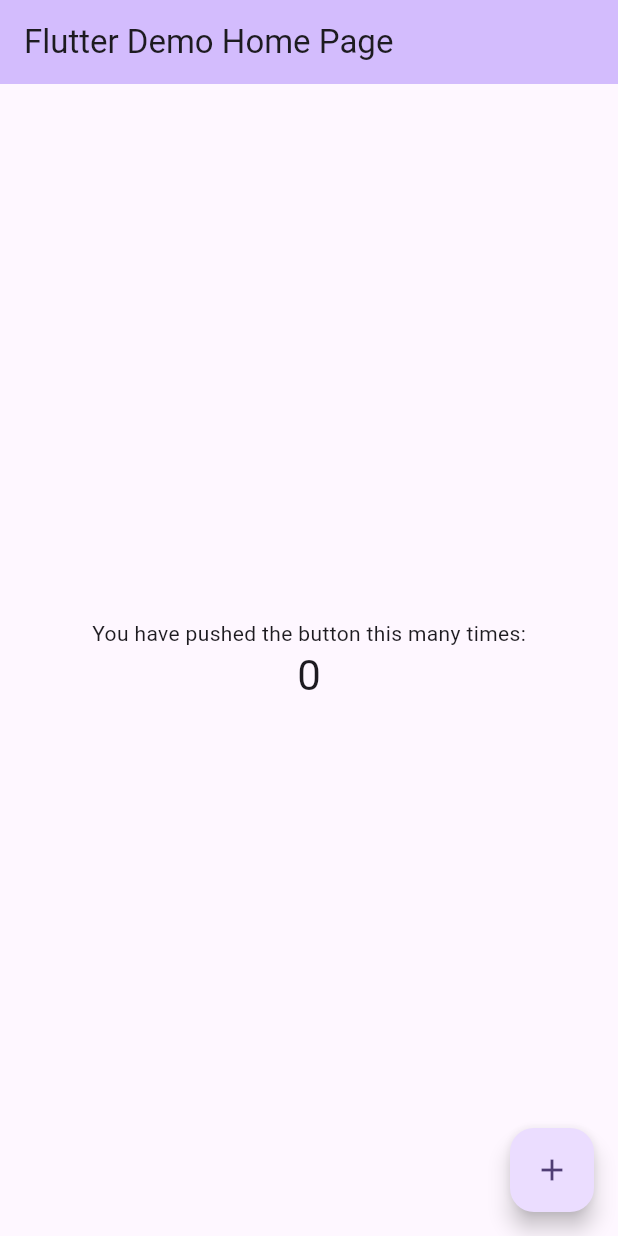
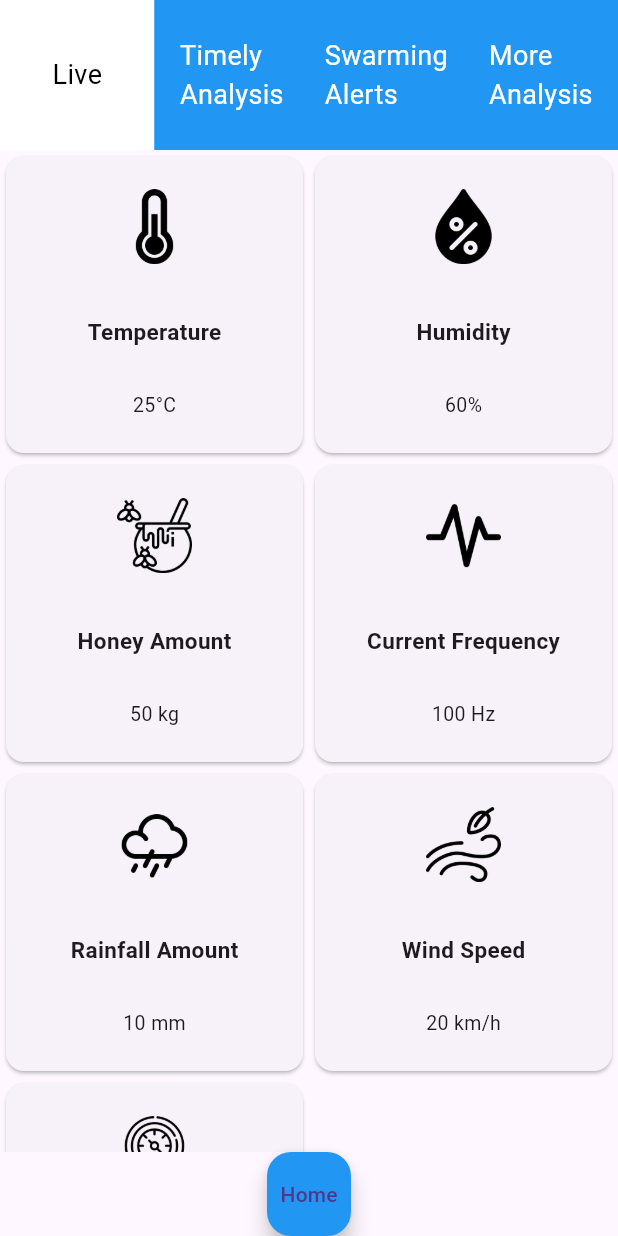
Before and after one commit to IsharaPallawattha/BeeKeep, a Flutter app: the screen it shows after launch, on a phone screen of 412 x 824 dp. Run offline on Flutter 3.47's test engine with Material 3 defaults, Android fonts, the phone set to English and light mode, and no system bars.

Commit message:
Created live.dart page

```diff
--- /dev/null
+++ b/lib/live.dart
@@ -0,0 +1,204 @@
+import 'package:flutter/material.dart';
+
+class MyApp extends StatelessWidget {
+  @override
+  Widget build(BuildContext context) {
+    return MaterialApp(
+      home: LivePage(),
+    );
+  }
+}
+
+class LivePage extends StatelessWidget {
+  @override
+  Widget build(BuildContext context) {
+    return Scaffold(
+      body: Column(
+        children: <Widget>[
+          Container(
+            color: Colors.blue,
+            height: 100, // Adjust the height as needed
+            child: Row(
+              mainAxisAlignment: MainAxisAlignment.spaceAround,
+              children: <Widget>[
+                TopPanelItem(
+                  title: 'Live',
+                  isSelected: true,
+                  onTap: () {
+                    // Do nothing as we're already in the Live page
+                  },
+                ),
+                TopPanelItem(
+                  title: 'Timely\nAnalysis',
+                  onTap: () {
+                    // Navigate to Timely Analysis page
+                    Navigator.push(
+                      context,
+                      MaterialPageRoute(
+                          builder: (context) => TimelyAnalysisPage()),
+                    );
+                  },
+                ),
+                TopPanelItem(
+                  title: 'Swarming\nAlerts',
+                  onTap: () {
+                    // Navigate to Swarming Alerts page
+                    Navigator.push(
+                      context,
+                      MaterialPageRoute(
+                          builder: (context) => SwarmingAlertsPage()),
+                    );
+                  },
+                ),
+                TopPanelItem(
+                  title: 'More\nAnalysis',
+                  onTap: () {
+                    // Navigate to More Analysis page
+                    Navigator.push(
+                      context,
+                      MaterialPageRoute(
+                          builder: (context) => MoreAnalysisPage()),
+                    );
+                  },
+                ),
+              ],
+            ),
+          ),
+          Expanded(
+            child: GridView.count(
+              crossAxisCount: 2,
+              children: const <Widget>[
+                InfoCard(
+                  title: 'Temperature',
+                  icon: 'assets/thermometer.png',
+                  value: '25°C',
+                ),
+                InfoCard(
+                  title: 'Humidity',
+                  icon: 'assets/humidity.png',
+                  value: '60%',
+                ),
+                InfoCard(
+                  title: 'Honey Amount',
+                  icon: 'assets/honey.png',
+                  value: '50 kg',
+                ),
+                InfoCard(
+                  title: 'Current Frequency',
+                  icon: 'assets/frequency.png',
+                  value: '100 Hz',
+                ),
+                InfoCard(
+                  title: 'Rainfall Amount',
+                  icon: 'assets/rain.png',
+                  value: '10 mm',
+                ),
+                InfoCard(
+                  title: 'Wind Speed',
+                  icon: 'assets/wind.png',
+                  value: '20 km/h',
+                ),
+                InfoCard(
+                  title: 'Atmospheric Pressure',
+                  icon: 'assets/pressure-gauge.png',
+                  value: '1013 hPa',
+                ),
+              ],
+            ),
+          ),
+          Positioned(
+            bottom: 16.0,
+            right: 16.0,
+            child: FloatingActionButton(
+              onPressed: () {
+                // Navigate back to the Home page
+                Navigator.pop(context);
+              },
+              backgroundColor: Colors.blue,
+              child: Text('Home'),
+            ),
+          ),
+        ],
+      ),
+    );
+  }
+}
+
+class TopPanelItem extends StatelessWidget {
+  final String title;
+  final bool isSelected;
+  final VoidCallback onTap;
+
+  const TopPanelItem({
+    required this.title,
+    this.isSelected = false,
+    required this.onTap,
+  });
+
+  @override
+  Widget build(BuildContext context) {
+    return Expanded(
+      child: GestureDetector(
+        onTap: onTap,
+        child: Container(
+          color: isSelected ? Colors.white : Colors.blue,
+          child: Center(
+            child: Text(
+              title,
+              style: TextStyle(
+                color: isSelected ? Colors.black : Colors.white,
+                fontSize: 18,
+              ),
+            ),
+          ),
+        ),
+      ),
+    );
+  }
+}
+
+class InfoCard extends StatelessWidget {
+  final String title;
+  final String icon;
+  final String value;
+
+  const InfoCard({
+    required this.title,
+    required this.icon,
+    required this.value,
+  });
+
+  @override
+  Widget build(BuildContext context) {
+    return Card(
+      child: Padding(
+        padding: const EdgeInsets.all(16.0),
+        child: Column(
+          mainAxisAlignment: MainAxisAlignment.spaceAround,
+          children: <Widget>[
+            Image.asset(
+              icon,
+              width: 50,
+              height: 50,
+            ),
+            SizedBox(height: 10),
+            Text(
+              title,
+              style: TextStyle(
+                fontSize: 15,
+                fontWeight: FontWeight.bold,
+              ),
+            ),
+            SizedBox(height: 5),
+            Text(
+              value,
+              style: TextStyle(
+                fontSize: 13,
+              ),
+            ),
+          ],
+        ),
+      ),
+    );
+  }
+}
--- a/lib/main.dart
+++ b/lib/main.dart
@@ -1,125 +1,6 @@
 import 'package:flutter/material.dart';
+import 'live.dart';
 
 void main() {
-  runApp(const MyApp());
+  runApp(MyApp());
 }
-
-class MyApp extends StatelessWidget {
-  const MyApp({super.key});
-
-  // This widget is the root of your application.
-  @override
-  Widget build(BuildContext context) {
-    return MaterialApp(
-      title: 'Flutter Demo',
-      theme: ThemeData(
-        // This is the theme of your application.
-        //
-        // TRY THIS: Try running your application with "flutter run". You'll see
-        // the application has a purple toolbar. Then, without quitting the app,
-        // try changing the seedColor in the colorScheme below to Colors.green
-        // and then invoke "hot reload" (save your changes or press the "hot
-        // reload" button in a Flutter-supported IDE, or press "r" if you used
-        // the command line to start the app).
-        //
-        // Notice that the counter didn't reset back to zero; the application
-        // state is not lost during the reload. To reset the state, use hot
-        // restart instead.
-        //
-        // This works for code too, not just values: Most code changes can be
-        // tested with just a hot reload.
-        colorScheme: ColorScheme.fromSeed(seedColor: Colors.deepPurple),
-        useMaterial3: true,
-      ),
-      home: const MyHomePage(title: 'Flutter Demo Home Page'),
-    );
-  }
-}
-
-class MyHomePage extends StatefulWidget {
-  const MyHomePage({super.key, required this.title});
-
-  // This widget is the home page of your application. It is stateful, meaning
-  // that it has a State object (defined below) that contains fields that affect
-  // how it looks.
-
-  // This class is the configuration for the state. It holds the values (in this
-  // case the title) provided by the parent (in this case the App widget) and
-  // used by the build method of the State. Fields in a Widget subclass are
-  // always marked "final".
-
-  final String title;
-
-  @override
-  State<MyHomePage> createState() => _MyHomePageState();
-}
-
-class _MyHomePageState extends State<MyHomePage> {
-  int _counter = 0;
-
-  void _incrementCounter() {
-    setState(() {
-      // This call to setState tells the Flutter framework that something has
-      // changed in this State, which causes it to rerun the build method below
-      // so that the display can reflect the updated values. If we changed
-      // _counter without calling setState(), then the build method would not be
-      // called again, and so nothing would appear to happen.
-      _counter++;
-    });
-  }
-
-  @override
-  Widget build(BuildContext context) {
-    // This method is rerun every time setState is called, for instance as done
-    // by the _incrementCounter method above.
-    //
-    // The Flutter framework has been optimized to make rerunning build methods
-    // fast, so that you can just rebuild anything that needs updating rather
-    // than having to individually change instances of widgets.
-    return Scaffold(
-      appBar: AppBar(
-        // TRY THIS: Try changing the color here to a specific color (to
-        // Colors.amber, perhaps?) and trigger a hot reload to see the AppBar
-        // change color while the other colors stay the same.
-        backgroundColor: Theme.of(context).colorScheme.inversePrimary,
-        // Here we take the value from the MyHomePage object that was created by
-        // the App.build method, and use it to set our appbar title.
-        title: Text(widget.title),
-      ),
-      body: Center(
-        // Center is a layout widget. It takes a single child and positions it
-        // in the middle of the parent.
-        child: Column(
-          // Column is also a layout widget. It takes a list of children and
-          // arranges them vertically. By default, it sizes itself to fit its
-          // children horizontally, and tries to be as tall as its parent.
-          //
-          // Column has various properties to control how it sizes itself and
-          // how it positions its children. Here we use mainAxisAlignment to
-          // center the children vertically; the main axis here is the vertical
-          // axis because Columns are vertical (the cross axis would be
-          // horizontal).
-          //
-          // TRY THIS: Invoke "debug painting" (choose the "Toggle Debug Paint"
-          // action in the IDE, or press "p" in the console), to see the
-          // wireframe for each widget.
-          mainAxisAlignment: MainAxisAlignment.center,
-          children: <Widget>[
-            const Text(
-              'You have pushed the button this many times:',
-            ),
-            Text(
-              '$_counter',
-              style: Theme.of(context).textTheme.headlineMedium,
-            ),
-          ],
-        ),
-      ),
-      floatingActionButton: FloatingActionButton(
-        onPressed: _incrementCounter,
-        tooltip: 'Increment',
-        child: const Icon(Icons.add),
-      ), // This trailing comma makes auto-formatting nicer for build methods.
-    );
-  }
-}
```
Also changed, not shown: pubspec.yaml (+4 -3 lines), assets/frequency.png (added), assets/honey.png (added), assets/humidity.png (added), assets/pressure-gauge.png (added), assets/rain.png (added), assets/thermometer.png (added), assets/wind.png (added), pubspec.lock.
